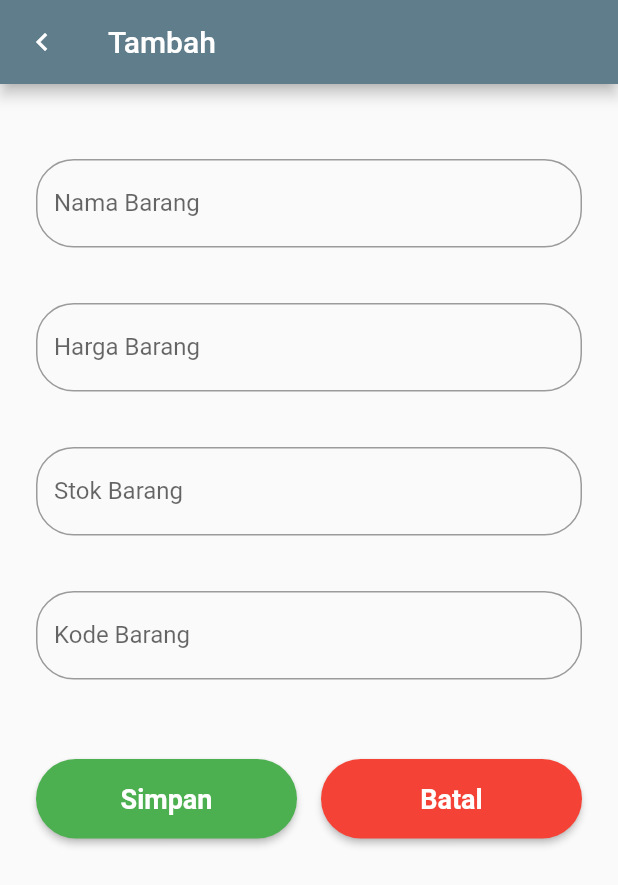
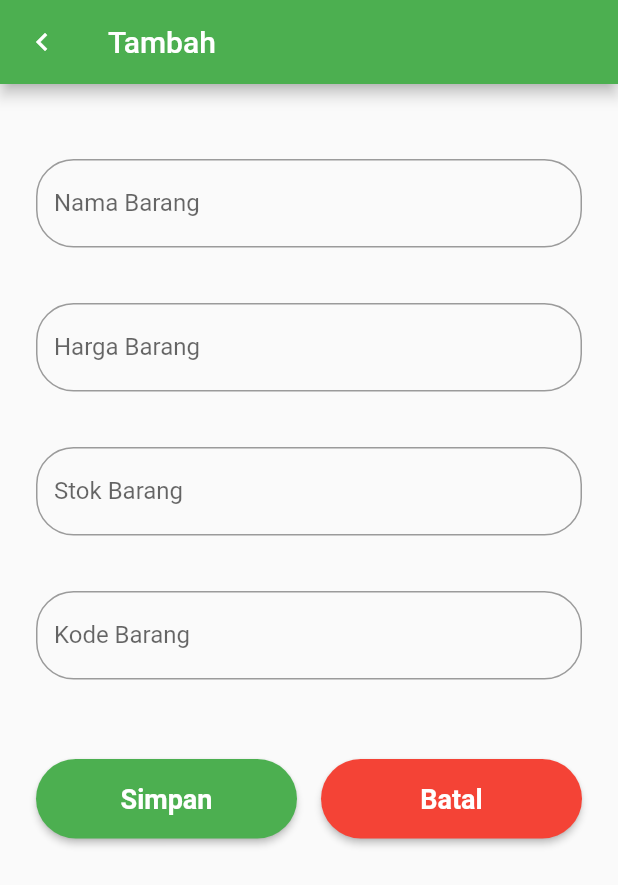
Before and after one commit to DIOAPRIANSYAH/flutter_sqllite, a Flutter app: the screen it shows after launch, after a tap on "Tambah Item", on a phone screen of 412 x 824 dp. Shown: the top 885 px of the screen. Run offline on Flutter 3.47's test engine with Material 2 defaults, Android fonts, the phone set to English and light mode, and no system bars; our stand-ins replace sqflite; accounts and stored records are empty.

Commit message:
first commit

```diff
--- a/lib/dbHelper/sql_helper.dart
+++ b/lib/dbHelper/sql_helper.dart
@@ -6,17 +6,19 @@ import '../model/item.dart';
 class SQLHelper {
   static Future<void> createTables(sql.Database database) async {
     await database.execute('''
- CREATE TABLE items (
- id INTEGER PRIMARY KEY AUTOINCREMENT,
- name TEXT,
- price INTEGER
+    CREATE TABLE items (
+      id INTEGER PRIMARY KEY AUTOINCREMENT,
+      name TEXT,
+      price INTEGER,
+      stok INTEGER,
+      kodeBarang TEXT
  )
  ''');
   }
 
   static Future<sql.Database> db() async {
     return sql.openDatabase(
-      'habibie.db',
+      'squid10.db',
       version: 1,
       onCreate: (sql.Database database, int version) async {
         await createTables(database);
@@ -24,7 +26,7 @@ class SQLHelper {
     );
   }
 
-  // Create new item
+// Create new item
   static Future<int> createItem(Item item) async {
     final db = await SQLHelper.db();
     int id = await db.insert('items', item.toMap(),
--- a/lib/main.dart
+++ b/lib/main.dart
@@ -1,5 +1,7 @@
 import 'package:flutter/material.dart';
 import 'package:flutter_sqllite/pages/home.dart';
+
+//import 'package:flutter_sqlite/pages/home.dart';
 
 void main() {
   runApp(const MyApp());
@@ -12,9 +14,9 @@ class MyApp extends StatelessWidget {
   Widget build(BuildContext context) {
     return MaterialApp(
       debugShowCheckedModeBanner: false,
-      title: 'Tambahkan Item - Habibie | 1234567',
+      title: 'Dio Apriansyah | 2131750005',
       theme: ThemeData(
-        primarySwatch: Colors.blueGrey,
+        primarySwatch: Colors.green,
       ),
       home: const Home(),
     );
--- a/lib/model/item.dart
+++ b/lib/model/item.dart
@@ -2,14 +2,35 @@ class Item {
   late int _id;
   late String name;
   late int price;
+  late int stok;
+  late String kodeBarang;
+
   int get id => _id;
-  Item({required this.name, required this.price});
+  //set id => _id;
+  set id(int id) {
+    _id = id;
+  }
+
+  Item(
+      {required this.name,
+      required this.price,
+      required this.stok,
+      required this.kodeBarang});
+
   Item.fromMap(Map<String, dynamic> map) {
     _id = map['id'];
     name = map['name'];
     price = map['price'];
+    stok = map['stok'];
+    kodeBarang = map['kodeBarang'];
   }
+
   Map<String, dynamic> toMap() {
-    return {'id': _id, 'name': name, 'price': price};
+    return {
+      'name': name,
+      'price': price,
+      'stok': stok,
+      'kodeBarang': kodeBarang,
+    };
   }
 }
--- a/lib/pages/home.dart
+++ b/lib/pages/home.dart
@@ -14,11 +14,24 @@ class Home extends StatefulWidget {
 class _HomeState extends State<Home> {
   int count = 0;
   List<Item> itemList = [];
+
+  @override
+  void initState() {
+    updateListView();
+    super.initState();
+  }
+
   @override
   Widget build(BuildContext context) {
     return Scaffold(
       appBar: AppBar(
-          title: const Text('Daftar Item'),
+        title: Text(
+          'Daftar Item',
+          style: TextStyle(
+            fontSize: 24,
+            fontWeight: FontWeight.bold,
+          ),
+        ),
       ),
       body: Column(
         children: [
@@ -27,61 +40,108 @@ class _HomeState extends State<Home> {
           ),
           Container(
             alignment: Alignment.bottomCenter,
-              child: SizedBox(
-                width: double.infinity,
+            padding: EdgeInsets.fromLTRB(16, 16, 16, 30),
             child: ElevatedButton(
-                  child: const Text('Tambah Item'),
+              style: ElevatedButton.styleFrom(
+                primary: Colors.green,
+                padding: EdgeInsets.symmetric(vertical: 15, horizontal: 74),
+                shape: RoundedRectangleBorder(
+                  borderRadius: BorderRadius.circular(30),
+                ),
+              ),
               onPressed: () {
                 Navigator.push(
                   context,
                   MaterialPageRoute(
-                          builder: (context) => const EntryForm()),
-                    );
+                    builder: (context) => const EntryForm(),
+                  ),
+                ).then((value) {
+                  updateListView();
+                });
               },
+              child: const Text(
+                'Tambah Item',
+                style: TextStyle(
+                  fontSize: 18,
+                  fontWeight: FontWeight.bold,
+                  color: Colors.white,
                 ),
               ),
-            )
+            ),
+          ),
         ],
-        ));
+      ),
+    );
   }
 
   ListView createListView() {
     TextStyle? textStyle = Theme.of(context).textTheme.headline5;
     return ListView.builder(
+        padding: EdgeInsets.only(top: 10),
         itemCount: count,
         itemBuilder: (BuildContext context, int index) => Card(
               color: Colors.white,
               elevation: 2.0,
               child: ListTile(
                 leading: const CircleAvatar(
-                  backgroundColor: Colors.red,
-                  child: Icon(Icons.ad_units),
+                  backgroundColor: Colors.green,
+                  child: Icon(
+                    Icons.add_task_outlined,
+                    size: 28,
+                    color: Colors.white,
                   ),
-                title: Text(
-                  itemList[index].name,
-                  style: textStyle,
                 ),
-                subtitle: Text(itemList[index].price.toString()),
+                title: Text(itemList[index].name, style: textStyle),
+                subtitle: Column(
+                  crossAxisAlignment: CrossAxisAlignment.start,
+                  children: [
+                    Text(
+                      'Harga: ${itemList[index].price.toString()}',
+                    ),
+                    Text(
+                      'Stok: ${itemList[index].stok.toString()}',
+                    ),
+                    Text('Kode Barang: ${itemList[index].kodeBarang}'),
+                  ],
+                ),
                 trailing: GestureDetector(
-                  child: const Icon(Icons.delete),
+                  child: const Icon(
+                    Icons.delete,
+                    color: Colors.red,
+                    size: 40,
+                  ),
                   onTap: () async {
-                    // 3 TODO: delete by id
+                    deleteItem(itemList[index].id);
                   },
                 ),
-                onTap: () async {},
+                onTap: () async {
+                  Navigator.push(
+                    context,
+                    MaterialPageRoute(
+                      builder: (context) => EntryForm(item: itemList[index]),
+                    ),
+                  ).then((value) {
+                    updateListView();
+                  });
+                },
               ),
             ));
+  }
+
+  void deleteItem(int id) async {
+    await SQLHelper.deleteItem(id);
+    updateListView();
   }
 
   void updateListView() {
     final Future<Database> dbFuture = SQLHelper.db();
     dbFuture.then((database) {
-      // TODO: get all item from DB
       Future<List<Item>> itemListFuture = SQLHelper.getItemList();
       itemListFuture.then((itemList) {
         setState(() {
           this.itemList = itemList;
           count = itemList.length;
+          print(count.toString());
         });
       });
     });
--- a/pubspec.yaml
+++ b/pubspec.yaml
@@ -37,6 +37,7 @@ dependencies:
   cupertino_icons: ^1.0.2
   sqflite: ^2.2.8+4
   path_provider: ^2.0.15
+  quickalert: ^1.0.1
 
 dev_dependencies:
   flutter_test:
```
Also changed, not shown: pubspec.lock. Lines whose indentation alone changed are shown as unchanged.
